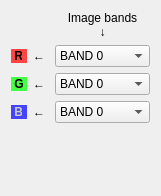
Before: the Qt Designer form Code/Common/Gui/mvdColorSetupWidget.ui in orfeotoolbox/OTB, drawn with Qt 5.
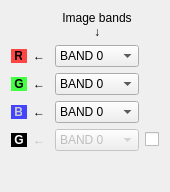
After: the same form once the commit is applied.

Commit message: ENH: Added Gray component to color-setup widget.

```diff
--- a/Code/Common/Gui/mvdColorSetupWidget.ui
+++ b/Code/Common/Gui/mvdColorSetupWidget.ui
@@ -6,8 +6,8 @@
    <rect>
     <x>0</x>
     <y>0</y>
-    <width>161</width>
-    <height>196</height>
+    <width>170</width>
+    <height>192</height>
    </rect>
   </property>
   <property name="windowTitle">
@@ -19,6 +19,73 @@
   <layout class="QGridLayout" name="gridLayout_2">
    <item row="0" column="1">
     <layout class="QGridLayout" name="gridLayout">
+     <item row="4" column="0">
+      <layout class="QHBoxLayout" name="horizontalLayout_4">
+       <property name="sizeConstraint">
+        <enum>QLayout::SetMinimumSize</enum>
+       </property>
+       <item>
+        <widget class="QLabel" name="bLabel_2">
+         <property name="enabled">
+          <bool>false</bool>
+         </property>
+         <property name="sizePolicy">
+          <sizepolicy hsizetype="Minimum" vsizetype="Minimum">
+           <horstretch>0</horstretch>
+           <verstretch>0</verstretch>
+          </sizepolicy>
+         </property>
+         <property name="text">
+          <string>&lt;span style=&quot;color:#FFFFFF;background-color:#000000&quot;&gt;&amp;nbsp;&lt;b&gt;G&lt;/b&gt;&amp;nbsp;&lt;/span&gt;</string>
+         </property>
+        </widget>
+       </item>
+       <item>
+        <widget class="QLabel" name="rLeftArrow_3">
+         <property name="enabled">
+          <bool>false</bool>
+         </property>
+         <property name="sizePolicy">
+          <sizepolicy hsizetype="Minimum" vsizetype="Minimum">
+           <horstretch>0</horstretch>
+           <verstretch>0</verstretch>
+          </sizepolicy>
+         </property>
+         <property name="text">
+          <string>&lt;span&gt;&lt;b&gt;&amp;larr;&lt;/b&gt;&amp;nbsp;&lt;/span&gt;</string>
+         </property>
+        </widget>
+       </item>
+      </layout>
+     </item>
+     <item row="4" column="1">
+      <widget class="QComboBox" name="blueComboBox_2">
+       <property name="enabled">
+        <bool>false</bool>
+       </property>
+       <property name="sizePolicy">
+        <sizepolicy hsizetype="Preferred" vsizetype="Minimum">
+         <horstretch>0</horstretch>
+         <verstretch>0</verstretch>
+        </sizepolicy>
+       </property>
+       <item>
+        <property name="text">
+         <string>BAND 0</string>
+        </property>
+       </item>
+       <item>
+        <property name="text">
+         <string>BAND 1</string>
+        </property>
+       </item>
+       <item>
+        <property name="text">
+         <string>BAND 2</string>
+        </property>
+       </item>
+      </widget>
+     </item>
      <item row="0" column="1">
       <widget class="QLabel" name="fileComponentLabel">
        <property name="sizePolicy">
@@ -206,6 +273,13 @@
        </item>
       </widget>
      </item>
+     <item row="4" column="2">
+      <widget class="QCheckBox" name="checkBox">
+       <property name="text">
+        <string/>
+       </property>
+      </widget>
+     </item>
     </layout>
    </item>
    <item row="1" column="1">
```
